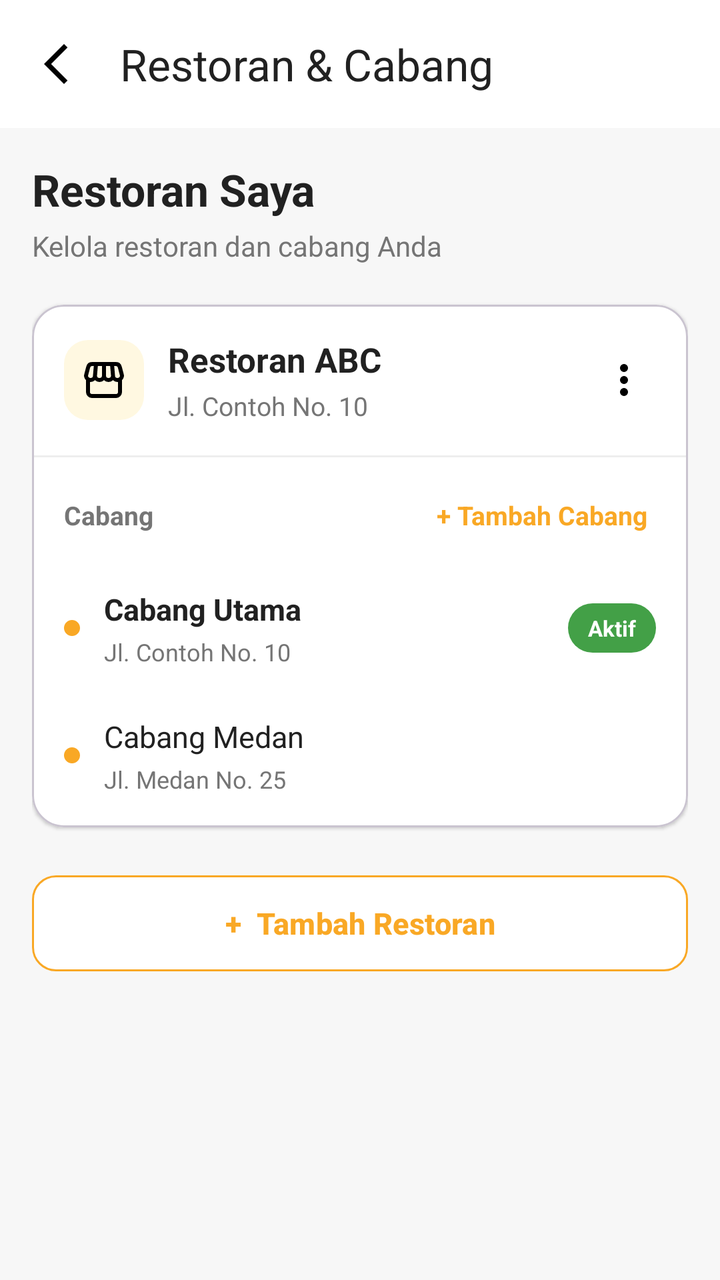
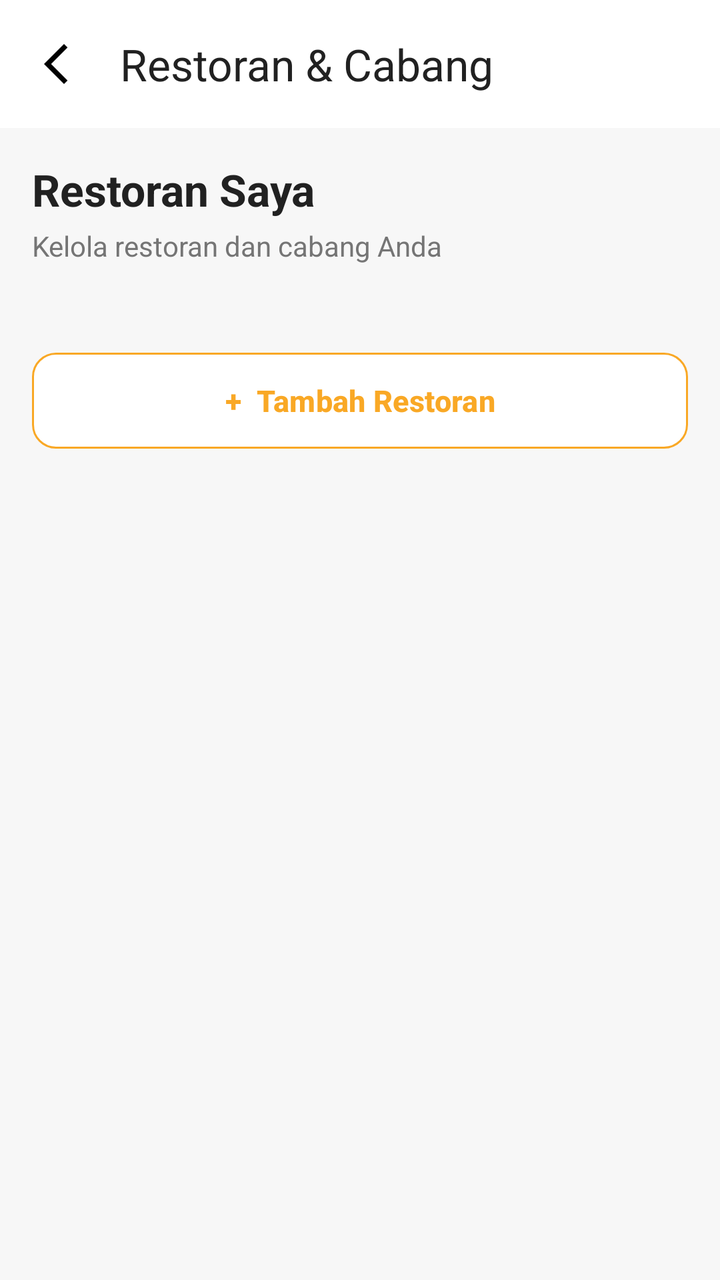

Compare the two renders of this Android layout. The source of the first and the diff that turns it into the second are given below.
<!-- AndroidManifest.xml: application theme Theme.KasirAPP -->
<!-- res/layout/activity_restaurant.xml -->
<?xml version="1.0" encoding="utf-8"?>
<androidx.constraintlayout.widget.ConstraintLayout
    xmlns:android="http://schemas.android.com/apk/res/android"
    xmlns:app="http://schemas.android.com/apk/res-auto"
    android:layout_width="match_parent"
    android:layout_height="match_parent"
    android:background="#F7F7F7">

    
    <com.google.android.material.appbar.MaterialToolbar
        android:id="@+id/toolbar"
        android:layout_width="0dp"
        android:layout_height="?attr/actionBarSize"
        android:background="@android:color/white"
        android:elevation="2dp"
        app:title="Restoran &amp; Cabang"
        app:titleTextColor="#212121"
        app:navigationIcon="@drawable/ic_arrow_back"
        app:layout_constraintTop_toTopOf="parent"
        app:layout_constraintStart_toStartOf="parent"
        app:layout_constraintEnd_toEndOf="parent" />

    
    <androidx.core.widget.NestedScrollView
        android:layout_width="0dp"
        android:layout_height="0dp"
        android:fillViewport="true"
        app:layout_constraintTop_toBottomOf="@id/toolbar"
        app:layout_constraintBottom_toBottomOf="parent"
        app:layout_constraintStart_toStartOf="parent"
        app:layout_constraintEnd_toEndOf="parent">

        <LinearLayout
            android:layout_width="match_parent"
            android:layout_height="wrap_content"
            android:orientation="vertical"
            android:padding="16dp">

            
            <TextView
                android:layout_width="wrap_content"
                android:layout_height="wrap_content"
                android:text="Restoran Saya"
                android:textColor="#212121"
                android:textSize="22sp"
                android:textStyle="bold" />

            <TextView
                android:layout_width="wrap_content"
                android:layout_height="wrap_content"
                android:layout_marginTop="4dp"
                android:text="Kelola restoran dan cabang Anda"
                android:textColor="#757575"
                android:textSize="14sp" />

            
            <com.google.android.material.card.MaterialCardView
                android:id="@+id/cardRestaurant1"
                android:layout_width="match_parent"
                android:layout_height="wrap_content"
                android:layout_marginTop="20dp"
                app:cardBackgroundColor="@android:color/white"
                app:cardCornerRadius="16dp"
                app:cardElevation="1dp">

                <LinearLayout
                    android:layout_width="match_parent"
                    android:layout_height="wrap_content"
                    android:orientation="vertical">

                    
                    <LinearLayout
                        android:layout_width="match_parent"
                        android:layout_height="wrap_content"
                        android:gravity="center_vertical"
                        android:orientation="horizontal"
                        android:padding="16dp">

                        <ImageView
                            android:layout_width="40dp"
                            android:layout_height="40dp"
                            android:background="@drawable/bg_icon_restaurant"
                            android:padding="8dp"
                            android:src="@drawable/ic_store"
                            android:contentDescription="Restoran" />

                        <LinearLayout
                            android:layout_width="0dp"
                            android:layout_height="wrap_content"
                            android:layout_marginStart="12dp"
                            android:layout_weight="1"
                            android:orientation="vertical">

                            <TextView
                                android:id="@+id/tvRestaurantName1"
                                android:layout_width="wrap_content"
                                android:layout_height="wrap_content"
                                android:text="Restoran ABC"
                                android:textColor="#212121"
                                android:textSize="17sp"
                                android:textStyle="bold" />

                            <TextView
                                android:id="@+id/tvRestaurantAddress1"
                                android:layout_width="wrap_content"
                                android:layout_height="wrap_content"
                                android:layout_marginTop="3dp"
                                android:text="Jl. Contoh No. 10"
                                android:textColor="#757575"
                                android:textSize="13sp" />

                        </LinearLayout>

                        <ImageView
                            android:id="@+id/btnRestaurantMenu1"
                            android:layout_width="32dp"
                            android:layout_height="32dp"
                            android:padding="4dp"
                            android:src="@drawable/ic_more_vert"
                            android:contentDescription="Menu restoran" />

                    </LinearLayout>

                    <View
                        android:layout_width="match_parent"
                        android:layout_height="1dp"
                        android:background="#EEEEEE" />

                    
                    <LinearLayout
                        android:layout_width="match_parent"
                        android:layout_height="wrap_content"
                        android:gravity="center_vertical"
                        android:orientation="horizontal"
                        android:paddingStart="16dp"
                        android:paddingTop="12dp"
                        android:paddingEnd="12dp"
                        android:paddingBottom="8dp">

                        <TextView
                            android:layout_width="0dp"
                            android:layout_height="wrap_content"
                            android:layout_weight="1"
                            android:text="Cabang"
                            android:textColor="#757575"
                            android:textSize="13sp"
                            android:textStyle="bold" />

                        <TextView
                            android:id="@+id/btnAddBranch1"
                            android:layout_width="wrap_content"
                            android:layout_height="wrap_content"
                            android:clickable="true"
                            android:focusable="true"
                            android:padding="8dp"
                            android:text="+ Tambah Cabang"
                            android:textColor="#F9A825"
                            android:textSize="13sp"
                            android:textStyle="bold" />

                    </LinearLayout>

                    
                    <LinearLayout
                        android:id="@+id/branchMain1"
                        android:layout_width="match_parent"
                        android:layout_height="wrap_content"
                        android:background="?attr/selectableItemBackground"
                        android:clickable="true"
                        android:focusable="true"
                        android:gravity="center_vertical"
                        android:orientation="horizontal"
                        android:paddingStart="16dp"
                        android:paddingEnd="16dp"
                        android:paddingTop="12dp"
                        android:paddingBottom="12dp">

                        <View
                            android:layout_width="8dp"
                            android:layout_height="8dp"
                            android:background="@drawable/bg_branch_dot" />

                        <LinearLayout
                            android:layout_width="0dp"
                            android:layout_height="wrap_content"
                            android:layout_marginStart="12dp"
                            android:layout_weight="1"
                            android:orientation="vertical">

                            <TextView
                                android:id="@+id/tvBranchMain1"
                                android:layout_width="wrap_content"
                                android:layout_height="wrap_content"
                                android:text="Cabang Utama"
                                android:textColor="#212121"
                                android:textSize="15sp"
                                android:textStyle="bold" />

                            <TextView
                                android:id="@+id/tvBranchMainAddress1"
                                android:layout_width="wrap_content"
                                android:layout_height="wrap_content"
                                android:layout_marginTop="3dp"
                                android:text="Jl. Contoh No. 10"
                                android:textColor="#757575"
                                android:textSize="12sp" />

                        </LinearLayout>

                        <TextView
                            android:id="@+id/tvActive1"
                            android:layout_width="wrap_content"
                            android:layout_height="wrap_content"
                            android:background="@drawable/bg_active"
                            android:paddingStart="10dp"
                            android:paddingTop="5dp"
                            android:paddingEnd="10dp"
                            android:paddingBottom="5dp"
                            android:text="Aktif"
                            android:textColor="#FFFFFF"
                            android:textSize="11sp"
                            android:textStyle="bold" />

                    </LinearLayout>

                    
                    <LinearLayout
                        android:id="@+id/branchSecond1"
                        android:layout_width="match_parent"
                        android:layout_height="wrap_content"
                        android:background="?attr/selectableItemBackground"
                        android:clickable="true"
                        android:focusable="true"
                        android:gravity="center_vertical"
                        android:orientation="horizontal"
                        android:paddingStart="16dp"
                        android:paddingEnd="16dp"
                        android:paddingTop="12dp"
                        android:paddingBottom="16dp">

                        <View
                            android:layout_width="8dp"
                            android:layout_height="8dp"
                            android:background="@drawable/bg_branch_dot" />

                        <LinearLayout
                            android:layout_width="0dp"
                            android:layout_height="wrap_content"
                            android:layout_marginStart="12dp"
                            android:layout_weight="1"
                            android:orientation="vertical">

                            <TextView
                                android:id="@+id/tvBranchSecond1"
                                android:layout_width="wrap_content"
                                android:layout_height="wrap_content"
                                android:text="Cabang Medan"
                                android:textColor="#212121"
                                android:textSize="15sp" />

                            <TextView
                                android:id="@+id/tvBranchSecondAddress1"
                                android:layout_width="wrap_content"
                                android:layout_height="wrap_content"
                                android:layout_marginTop="3dp"
                                android:text="Jl. Medan No. 25"
                                android:textColor="#757575"
                                android:textSize="12sp" />

                        </LinearLayout>

                    </LinearLayout>

                </LinearLayout>

            </com.google.android.material.card.MaterialCardView>

            
            <com.google.android.material.button.MaterialButton
                android:id="@+id/btnAddRestaurant"
                android:layout_width="match_parent"
                android:layout_height="56dp"
                android:layout_marginTop="20dp"
                android:layout_marginBottom="24dp"
                android:text="+  Tambah Restoran"
                android:textSize="15sp"
                android:textStyle="bold"
                android:textColor="#F9A825"
                app:backgroundTint="@android:color/white"
                app:strokeColor="#F9A825"
                app:strokeWidth="1dp"
                app:cornerRadius="12dp" />
        </LinearLayout>
    </androidx.core.widget.NestedScrollView>
</androidx.constraintlayout.widget.ConstraintLayout>
<!-- resources referenced by this layout -->
<resources>
  <!-- drawable bg_active (drawable) -->
  <?xml version="1.0" encoding="utf-8"?>
  <shape xmlns:android="http://schemas.android.com/apk/res/android"
      android:shape="rectangle">
  
      <solid android:color="#43A047" />
  
      <corners android:radius="20dp" />
  
  </shape>
  <!-- drawable bg_branch_dot (drawable) -->
  <?xml version="1.0" encoding="utf-8"?>
  <shape xmlns:android="http://schemas.android.com/apk/res/android"
      android:shape="oval">
      <solid android:color="#F9A825" />
  </shape>
  <!-- drawable bg_icon_restaurant (drawable) -->
  <?xml version="1.0" encoding="utf-8"?>
  <shape xmlns:android="http://schemas.android.com/apk/res/android"
      android:shape="rectangle">
      <solid android:color="#FFF8E1" />
      <corners android:radius="12dp" />
  </shape>
  <!-- drawable ic_arrow_back (drawable) -->
  <vector xmlns:android="http://schemas.android.com/apk/res/android" android:autoMirrored="true" android:height="24dp" android:tint="#000000" android:viewportHeight="960" android:viewportWidth="960" android:width="24dp">
        
      <path android:fillColor="@android:color/white" android:pathData="M640,880L240,480L640,80L711,151L382,480L711,809L640,880Z"/>
      
  </vector>
  <!-- drawable ic_more_vert (drawable) -->
  <vector xmlns:android="http://schemas.android.com/apk/res/android" android:height="40dp" android:viewportHeight="24" android:viewportWidth="24" android:width="40dp">
        
      <path android:fillColor="#000000" android:pathData="M12,16a2,2 0,1 1,-2 2A2,2 0,0 1,12 16ZM10,6a2,2 0,1 0,2 -2A2,2 0,0 0,10 6ZM10,12a2,2 0,1 0,2 -2A2,2 0,0 0,10 12Z"/>
      
  </vector>
  <!-- drawable ic_store (drawable) -->
  <vector xmlns:android="http://schemas.android.com/apk/res/android" android:height="40dp" android:viewportHeight="24" android:viewportWidth="24" android:width="40dp">
        
      <path android:fillColor="#00000000" android:pathData="M20,11.621V18C20,19.105 19.105,20 18,20H6C4.895,20 4,19.105 4,18V11.621M7.5,9.75C7.5,10.993 6.493,12 5.25,12C4.094,12 3.142,11.128 3.014,10.006C2.995,9.837 3.022,9.667 3.065,9.502L4.11,5.495C4.34,4.615 5.135,4 6.045,4H17.955C18.865,4 19.66,4.615 19.89,5.495L20.935,9.502C20.978,9.667 21.005,9.837 20.986,10.006C20.858,11.128 19.906,12 18.75,12C17.507,12 16.5,10.993 16.5,9.75M7.5,9.75C7.5,10.993 8.507,12 9.75,12C10.993,12 12,10.993 12,9.75M7.5,9.75L8,4M12,9.75C12,10.993 13.007,12 14.25,12C15.493,12 16.5,10.993 16.5,9.75M12,9.75V4M16.5,9.75L16,4" android:strokeColor="#000000" android:strokeLineCap="round" android:strokeLineJoin="round" android:strokeWidth="2"/>
      
  </vector>
  <style name="Theme.KasirAPP" parent="Base.Theme.KasirAPP" />
  <style name="Base.Theme.KasirAPP" parent="Theme.Material3.DayNight.NoActionBar">
          
          
      </style>
</resources>

<!-- the commit's change to res/layout/activity_restaurant.xml (unified diff, before → after) -->
@@ -22,6 +22,7 @@
 
     
     <androidx.core.widget.NestedScrollView
+        android:id="@+id/scrollView"
         android:layout_width="0dp"
         android:layout_height="0dp"
         android:fillViewport="true"
@@ -54,226 +55,12 @@
                 android:textSize="14sp" />
 
             
-            <com.google.android.material.card.MaterialCardView
-                android:id="@+id/cardRestaurant1"
+            <LinearLayout
+                android:id="@+id/restaurantContainer"
                 android:layout_width="match_parent"
                 android:layout_height="wrap_content"
                 android:layout_marginTop="20dp"
-                app:cardBackgroundColor="@android:color/white"
-                app:cardCornerRadius="16dp"
-                app:cardElevation="1dp">
-
-                <LinearLayout
-                    android:layout_width="match_parent"
-                    android:layout_height="wrap_content"
-                    android:orientation="vertical">
-
-                    
-                    <LinearLayout
-                        android:layout_width="match_parent"
-                        android:layout_height="wrap_content"
-                        android:gravity="center_vertical"
-                        android:orientation="horizontal"
-                        android:padding="16dp">
-
-                        <ImageView
-                            android:layout_width="40dp"
-                            android:layout_height="40dp"
-                            android:background="@drawable/bg_icon_restaurant"
-                            android:padding="8dp"
-                            android:src="@drawable/ic_store"
-                            android:contentDescription="Restoran" />
-
-                        <LinearLayout
-                            android:layout_width="0dp"
-                            android:layout_height="wrap_content"
-                            android:layout_marginStart="12dp"
-                            android:layout_weight="1"
-                            android:orientation="vertical">
-
-                            <TextView
-                                android:id="@+id/tvRestaurantName1"
-                                android:layout_width="wrap_content"
-                                android:layout_height="wrap_content"
-                                android:text="Restoran ABC"
-                                android:textColor="#212121"
-                                android:textSize="17sp"
-                                android:textStyle="bold" />
-
-                            <TextView
-                                android:id="@+id/tvRestaurantAddress1"
-                                android:layout_width="wrap_content"
-                                android:layout_height="wrap_content"
-                                android:layout_marginTop="3dp"
-                                android:text="Jl. Contoh No. 10"
-                                android:textColor="#757575"
-                                android:textSize="13sp" />
-
-                        </LinearLayout>
-
-                        <ImageView
-                            android:id="@+id/btnRestaurantMenu1"
-                            android:layout_width="32dp"
-                            android:layout_height="32dp"
-                            android:padding="4dp"
-                            android:src="@drawable/ic_more_vert"
-                            android:contentDescription="Menu restoran" />
-
-                    </LinearLayout>
-
-                    <View
-                        android:layout_width="match_parent"
-                        android:layout_height="1dp"
-                        android:background="#EEEEEE" />
-
-                    
-                    <LinearLayout
-                        android:layout_width="match_parent"
-                        android:layout_height="wrap_content"
-                        android:gravity="center_vertical"
-                        android:orientation="horizontal"
-                        android:paddingStart="16dp"
-                        android:paddingTop="12dp"
-                        android:paddingEnd="12dp"
-                        android:paddingBottom="8dp">
-
-                        <TextView
-                            android:layout_width="0dp"
-                            android:layout_height="wrap_content"
-                            android:layout_weight="1"
-                            android:text="Cabang"
-                            android:textColor="#757575"
-                            android:textSize="13sp"
-                            android:textStyle="bold" />
-
-                        <TextView
-                            android:id="@+id/btnAddBranch1"
-                            android:layout_width="wrap_content"
-                            android:layout_height="wrap_content"
-                            android:clickable="true"
-                            android:focusable="true"
-                            android:padding="8dp"
-                            android:text="+ Tambah Cabang"
-                            android:textColor="#F9A825"
-                            android:textSize="13sp"
-                            android:textStyle="bold" />
-
-                    </LinearLayout>
-
-                    
-                    <LinearLayout
-                        android:id="@+id/branchMain1"
-                        android:layout_width="match_parent"
-                        android:layout_height="wrap_content"
-                        android:background="?attr/selectableItemBackground"
-                        android:clickable="true"
-                        android:focusable="true"
-                        android:gravity="center_vertical"
-                        android:orientation="horizontal"
-                        android:paddingStart="16dp"
-                        android:paddingEnd="16dp"
-                        android:paddingTop="12dp"
-                        android:paddingBottom="12dp">
-
-                        <View
-                            android:layout_width="8dp"
-                            android:layout_height="8dp"
-                            android:background="@drawable/bg_branch_dot" />
-
-                        <LinearLayout
-                            android:layout_width="0dp"
-                            android:layout_height="wrap_content"
-                            android:layout_marginStart="12dp"
-                            android:layout_weight="1"
-                            android:orientation="vertical">
-
-                            <TextView
-                                android:id="@+id/tvBranchMain1"
-                                android:layout_width="wrap_content"
-                                android:layout_height="wrap_content"
-                                android:text="Cabang Utama"
-                                android:textColor="#212121"
-                                android:textSize="15sp"
-                                android:textStyle="bold" />
-
-                            <TextView
-                                android:id="@+id/tvBranchMainAddress1"
-                                android:layout_width="wrap_content"
-                                android:layout_height="wrap_content"
-                                android:layout_marginTop="3dp"
-                                android:text="Jl. Contoh No. 10"
-                                android:textColor="#757575"
-                                android:textSize="12sp" />
-
-                        </LinearLayout>
-
-                        <TextView
-                            android:id="@+id/tvActive1"
-                            android:layout_width="wrap_content"
-                            android:layout_height="wrap_content"
-                            android:background="@drawable/bg_active"
-                            android:paddingStart="10dp"
-                            android:paddingTop="5dp"
-                            android:paddingEnd="10dp"
-                            android:paddingBottom="5dp"
-                            android:text="Aktif"
-                            android:textColor="#FFFFFF"
-                            android:textSize="11sp"
-                            android:textStyle="bold" />
-
-                    </LinearLayout>
-
-                    
-                    <LinearLayout
-                        android:id="@+id/branchSecond1"
-                        android:layout_width="match_parent"
-                        android:layout_height="wrap_content"
-                        android:background="?attr/selectableItemBackground"
-                        android:clickable="true"
-                        android:focusable="true"
-                        android:gravity="center_vertical"
-                        android:orientation="horizontal"
-                        android:paddingStart="16dp"
-                        android:paddingEnd="16dp"
-                        android:paddingTop="12dp"
-                        android:paddingBottom="16dp">
-
-                        <View
-                            android:layout_width="8dp"
-                            android:layout_height="8dp"
-                            android:background="@drawable/bg_branch_dot" />
-
-                        <LinearLayout
-                            android:layout_width="0dp"
-                            android:layout_height="wrap_content"
-                            android:layout_marginStart="12dp"
-                            android:layout_weight="1"
-                            android:orientation="vertical">
-
-                            <TextView
-                                android:id="@+id/tvBranchSecond1"
-                                android:layout_width="wrap_content"
-                                android:layout_height="wrap_content"
-                                android:text="Cabang Medan"
-                                android:textColor="#212121"
-                                android:textSize="15sp" />
-
-                            <TextView
-                                android:id="@+id/tvBranchSecondAddress1"
-                                android:layout_width="wrap_content"
-                                android:layout_height="wrap_content"
-                                android:layout_marginTop="3dp"
-                                android:text="Jl. Medan No. 25"
-                                android:textColor="#757575"
-                                android:textSize="12sp" />
-
-                        </LinearLayout>
-
-                    </LinearLayout>
-
-                </LinearLayout>
-
-            </com.google.android.material.card.MaterialCardView>
+                android:orientation="vertical" />
 
             
             <com.google.android.material.button.MaterialButton
@@ -283,13 +70,16 @@
                 android:layout_marginTop="20dp"
                 android:layout_marginBottom="24dp"
                 android:text="+  Tambah Restoran"
+                android:textColor="#F9A825"
                 android:textSize="15sp"
                 android:textStyle="bold"
-                android:textColor="#F9A825"
                 app:backgroundTint="@android:color/white"
+                app:cornerRadius="12dp"
                 app:strokeColor="#F9A825"
-                app:strokeWidth="1dp"
-                app:cornerRadius="12dp" />
+                app:strokeWidth="1dp" />
+
         </LinearLayout>
+
     </androidx.core.widget.NestedScrollView>
+
 </androidx.constraintlayout.widget.ConstraintLayout>
<!-- resource entries referenced after the edit -->
@@ -1,44 +1,9 @@
 <!-- resources referenced by this layout -->
 <resources>
-  <!-- drawable bg_active (drawable) -->
-  <?xml version="1.0" encoding="utf-8"?>
-  <shape xmlns:android="http://schemas.android.com/apk/res/android"
-      android:shape="rectangle">
-  
-      <solid android:color="#43A047" />
-  
-      <corners android:radius="20dp" />
-  
-  </shape>
-  <!-- drawable bg_branch_dot (drawable) -->
-  <?xml version="1.0" encoding="utf-8"?>
-  <shape xmlns:android="http://schemas.android.com/apk/res/android"
-      android:shape="oval">
-      <solid android:color="#F9A825" />
-  </shape>
-  <!-- drawable bg_icon_restaurant (drawable) -->
-  <?xml version="1.0" encoding="utf-8"?>
-  <shape xmlns:android="http://schemas.android.com/apk/res/android"
-      android:shape="rectangle">
-      <solid android:color="#FFF8E1" />
-      <corners android:radius="12dp" />
-  </shape>
   <!-- drawable ic_arrow_back (drawable) -->
   <vector xmlns:android="http://schemas.android.com/apk/res/android" android:autoMirrored="true" android:height="24dp" android:tint="#000000" android:viewportHeight="960" android:viewportWidth="960" android:width="24dp">
         
       <path android:fillColor="@android:color/white" android:pathData="M640,880L240,480L640,80L711,151L382,480L711,809L640,880Z"/>
-      
-  </vector>
-  <!-- drawable ic_more_vert (drawable) -->
-  <vector xmlns:android="http://schemas.android.com/apk/res/android" android:height="40dp" android:viewportHeight="24" android:viewportWidth="24" android:width="40dp">
-        
-      <path android:fillColor="#000000" android:pathData="M12,16a2,2 0,1 1,-2 2A2,2 0,0 1,12 16ZM10,6a2,2 0,1 0,2 -2A2,2 0,0 0,10 6ZM10,12a2,2 0,1 0,2 -2A2,2 0,0 0,10 12Z"/>
-      
-  </vector>
-  <!-- drawable ic_store (drawable) -->
-  <vector xmlns:android="http://schemas.android.com/apk/res/android" android:height="40dp" android:viewportHeight="24" android:viewportWidth="24" android:width="40dp">
-        
-      <path android:fillColor="#00000000" android:pathData="M20,11.621V18C20,19.105 19.105,20 18,20H6C4.895,20 4,19.105 4,18V11.621M7.5,9.75C7.5,10.993 6.493,12 5.25,12C4.094,12 3.142,11.128 3.014,10.006C2.995,9.837 3.022,9.667 3.065,9.502L4.11,5.495C4.34,4.615 5.135,4 6.045,4H17.955C18.865,4 19.66,4.615 19.89,5.495L20.935,9.502C20.978,9.667 21.005,9.837 20.986,10.006C20.858,11.128 19.906,12 18.75,12C17.507,12 16.5,10.993 16.5,9.75M7.5,9.75C7.5,10.993 8.507,12 9.75,12C10.993,12 12,10.993 12,9.75M7.5,9.75L8,4M12,9.75C12,10.993 13.007,12 14.25,12C15.493,12 16.5,10.993 16.5,9.75M12,9.75V4M16.5,9.75L16,4" android:strokeColor="#000000" android:strokeLineCap="round" android:strokeLineJoin="round" android:strokeWidth="2"/>
       
   </vector>
   <style name="Theme.KasirAPP" parent="Base.Theme.KasirAPP" />
